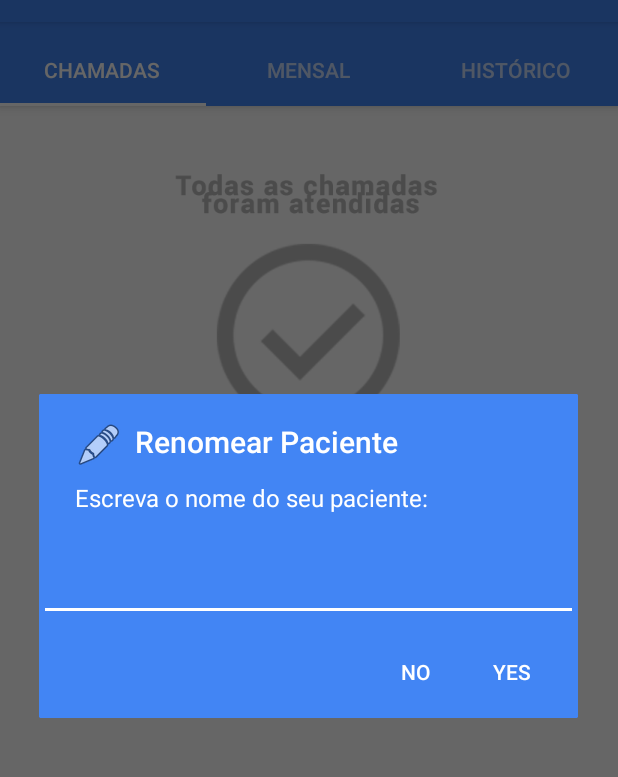
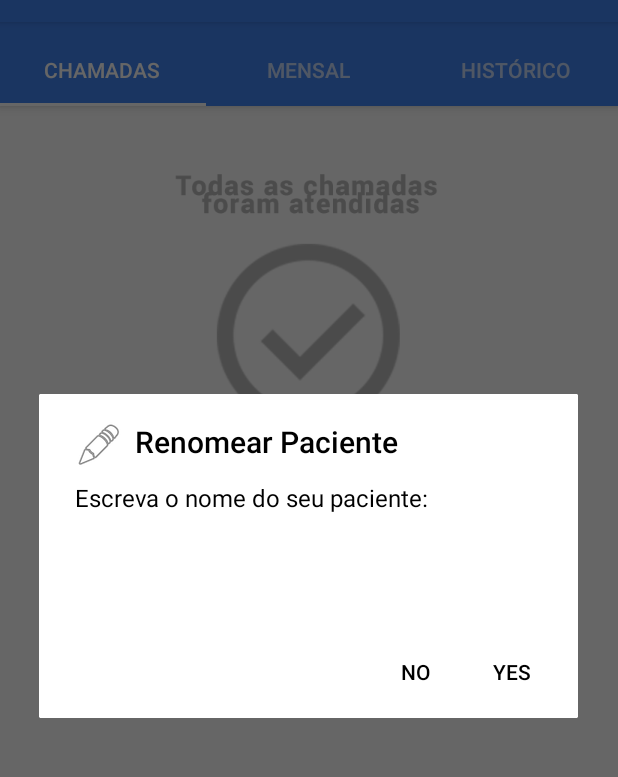
Before and after one commit to xxporkoxx/CuidAqui, an Android app: the screen it shows after launch (MainActivity), in the options menu, after a tap on "Renomear Paciente", on a phone screen of 412 x 824 dp, the part 62-839 px from its top. Run offline under Robolectric (Android 15) with nearby library versions, the phone set to English and light mode, and no system bars; our stand-ins replace ButterKnife, Firebase (no records; nobody signed in at launch, a user with empty details on screens opened directly); 3 statements that could not run were skipped.

Commit message:
Ading Dialog To rename patient, saving on cache , adding style and fixing strings

```diff
--- a/app/src/main/java/com/project/diegomello/cuidaqui/CallItem.java
+++ b/app/src/main/java/com/project/diegomello/cuidaqui/CallItem.java
@@ -30,4 +30,8 @@ public class CallItem {
     public String getName() {
         return name;
     }
+
+    public void setPatientName(String name) {
+        this.name = name;
+    }
 }
--- a/app/src/main/java/com/project/diegomello/cuidaqui/MainActivity.java
+++ b/app/src/main/java/com/project/diegomello/cuidaqui/MainActivity.java
@@ -3,7 +3,7 @@ package com.project.diegomello.cuidaqui;
 import android.app.Activity;
 import android.content.Context;
 import android.content.DialogInterface;
-import android.net.wifi.ScanResult;
+import android.content.SharedPreferences;
 import android.os.Bundle;
 import android.support.design.widget.TabLayout;
 import android.support.v4.app.Fragment;
@@ -16,13 +16,11 @@ import android.view.Menu;
 import android.view.MenuItem;
 import android.widget.EditText;
 import android.widget.LinearLayout;
+import android.widget.Toast;
 
 import com.google.android.gms.common.ConnectionResult;
 import com.google.android.gms.common.GoogleApiAvailability;
-import com.google.firebase.database.DatabaseReference;
-import com.google.firebase.database.FirebaseDatabase;
-
-import java.util.ArrayList;
+import com.project.diegomello.cuidaqui.utils.Constants;
 
 import butterknife.ButterKnife;
 
@@ -30,20 +28,12 @@ public class MainActivity extends AppCompatActivity {
 
     Context mContext;
 
-    private ScanResult network;
-
-    private FirebaseDatabase mDatabase;
-
-    private DatabaseReference waterRef;
-    private DatabaseReference bathroomRef;
-    private DatabaseReference discomfortRef;
-    private DatabaseReference emergencyRef;
-
-    private CallsAdapter callAdapter;
-    private ArrayList<CallItem> callListItems;
-
     private SectionsPagerAdapter mSectionsPagerAdapter;
     private ViewPager mViewPager;
+
+    private SectionOneFragment mSectionOneFragment;
+    private SectionTwoFragment mSectionTwoFragment;
+    private SectionThreeFragment mSectionThreeFragment;
 
     @Override
     protected void onCreate(Bundle savedInstanceState) {
@@ -139,6 +129,16 @@ public class MainActivity extends AppCompatActivity {
                                         "Wrong Password!", Toast.LENGTH_SHORT).show();
                             }
                         }*/
+
+                        SharedPreferences settings = getSharedPreferences(Constants.PACIENT_SHARED_PREF, 0);
+                        SharedPreferences.Editor editor = settings.edit();
+                        String patientName = input.getText().toString();
+                        editor.putString(Constants.PACIENT_SHARED_PREF_NAME_STRING,patientName);
+                        editor.commit();
+
+                        Toast.makeText(mContext, patientName+" "+getResources().getString(R.string.rename_patient_sucesfull_toast_text),Toast.LENGTH_LONG).show();
+
+                        mSectionOneFragment.refreshPatientName(patientName);
                     }
                 });
 
@@ -151,7 +151,6 @@ public class MainActivity extends AppCompatActivity {
 
         alertDialog.show();
     }
-
 
     /*private void checkForWifi(){
         final WifiManager wifiManager = (WifiManager) this.getSystemService(mContext.WIFI_SERVICE);
@@ -259,11 +258,11 @@ public class MainActivity extends AppCompatActivity {
             // Return a SectionOneFragment (defined as a static inner class below).
             switch (position) {
                 case 0:
-                    return SectionOneFragment.newInstance(position);
+                    return mSectionOneFragment = SectionOneFragment.newInstance(position);
                 case 1:
-                    return SectionTwoFragment.newInstance(position);
+                    return mSectionTwoFragment = SectionTwoFragment.newInstance(position);
                 case 2:
-                    return SectionThreeFragment.newInstance(position);
+                    return mSectionThreeFragment = SectionThreeFragment.newInstance(position);
             }
             return null;
         }
--- a/app/src/main/java/com/project/diegomello/cuidaqui/utils/Constants.java
+++ b/app/src/main/java/com/project/diegomello/cuidaqui/utils/Constants.java
@@ -17,4 +17,7 @@ public class Constants {
 
 
     public static String REGISTRATION_ID = "REGISTRATION_ID";
+
+    public static String PACIENT_SHARED_PREF = "PACIENT_SHARED_PREF";
+    public static String PACIENT_SHARED_PREF_NAME_STRING = "PACIENT_SHARED_PREF_NAME_STRING";
 }
--- a/app/src/main/res/menu/menu_main.xml
+++ b/app/src/main/res/menu/menu_main.xml
@@ -5,6 +5,6 @@
     <item
         android:id="@+id/action_rename_patient"
         android:orderInCategory="100"
-        android:title="@string/rename_patient"
+        android:title="@string/rename_patient_menu_text"
         app:showAsAction="never" />
 </menu>
--- a/app/src/main/res/values/strings.xml
+++ b/app/src/main/res/values/strings.xml
@@ -2,7 +2,9 @@
     <string name="app_name">WeBeep</string>
     <string name="section_format">Hello World from section: %1$d</string>
 
-    <string name="rename_patient">Renomear Paciente</string>
+    <string name="rename_patient_menu_text">Renomear Paciente</string>
+
+    <string name="rename_patient_sucesfull_toast_text"> foi registrado com sucesso!</string>
 
     <string name="call_waiting_to_serve_text">Aguardando cuidado</string>
     <string name="call_on_the_way_text">Pessoa a caminho</string>
--- a/app/src/main/res/values/styles.xml
+++ b/app/src/main/res/values/styles.xml
@@ -20,12 +20,18 @@
         <item name="colorAccent">#0AAEEF</item>
     </style>
 -->
+    <!-- ALERT DIALOG STYLE -->
     <style name="MyAlertDialogStyle" parent="Theme.AppCompat.Light.Dialog.Alert">
         <!-- Used for the buttons -->
-        <item name="colorAccent">@color/white</item>
+        <item name="colorAccent">@color/black</item>
         <!-- Used for the title and text -->
-        <item name="android:textColorPrimary">@color/white</item>
+        <item name="android:textColorPrimary">@color/black</item>
         <!-- Used for the background -->
-        <item name="android:background">@color/colorPrimary</item>
+        <item name="android:background">@color/white</item>
+        <item name="android:editTextStyle">@style/WhiteEditText</item>
+    </style>
+
+    <style name="WhiteEditText" parent="@android:style/Widget.EditText">
+        <item name="android:textColor">@color/black</item>
     </style>
 </resources>
```
Also changed, not shown: app/src/main/java/com/project/diegomello/cuidaqui/CallsAdapter.java (+7 -0 lines), app/src/main/java/com/project/diegomello/cuidaqui/SectionOneFragment.java (+6 -1 lines).
